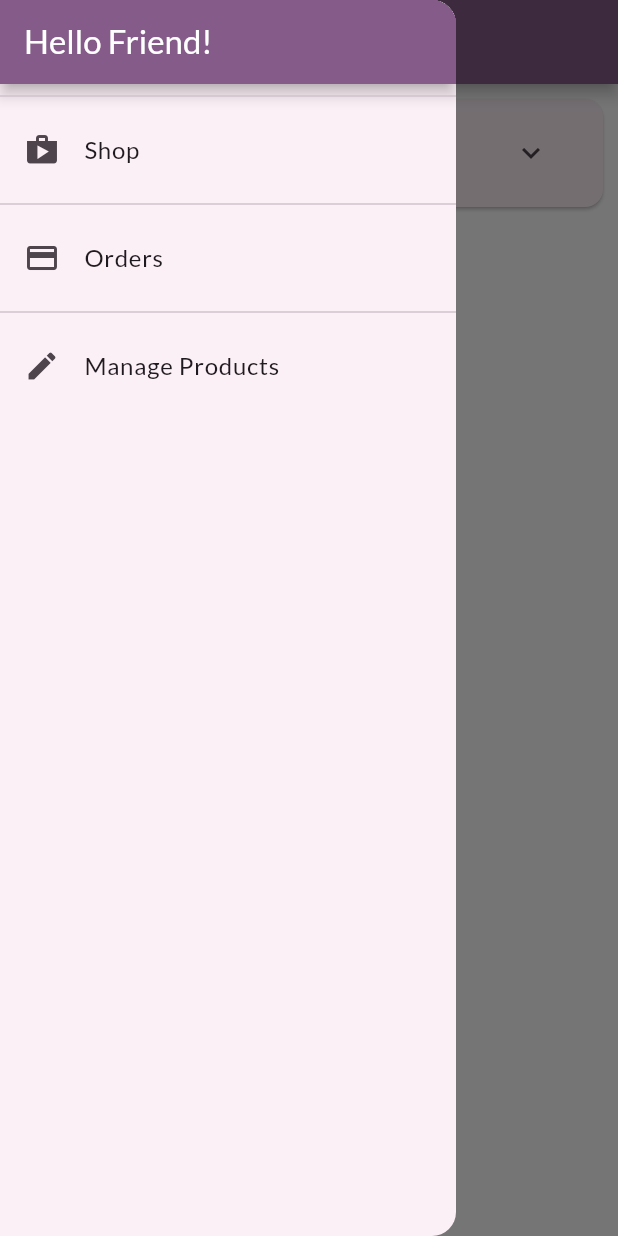
After one commit to AndrewNguyenITVN/MyShop, a Flutter app: the OrdersScreen screen opened by its route, with the side drawer open, on a phone screen of 412 x 824 dp. The commit adds this screen. Run offline on Flutter 3.47's test engine with Material 3 defaults, Android fonts, the phone set to English and light mode, and no system bars; our stand-ins replace go_router; network calls fail.

Commit message:
Add drawer and use go_router for navigation

```diff
--- a/lib/ui/order/orders_screen.dart
+++ b/lib/ui/order/orders_screen.dart
@@ -2,6 +2,7 @@ import 'package:flutter/material.dart';
 
 import 'order_item_card.dart';
 import 'order_manager.dart';
+import '../shared/app_drawer.dart';
 
 class OrdersScreen extends StatelessWidget {
   const OrdersScreen({super.key});
@@ -14,6 +15,7 @@ class OrdersScreen extends StatelessWidget {
       appBar: AppBar(
         title: const Text('Your Orders'),
       ),
+      drawer: const AppDrawer(),
       body: ListView.builder(
         itemCount: orderManager.orderCount,
         itemBuilder: (ctx, i) => OrderItemCard(order: orderManager.orders[i]),
--- a/lib/ui/products/product_grid_tile.dart
+++ b/lib/ui/products/product_grid_tile.dart
@@ -1,8 +1,7 @@
 import 'package:flutter/material.dart';
+import 'package:go_router/go_router.dart';
 
 import '../../models/product.dart';
-
-import 'product_detail_screen.dart';
 
 class ProductGridTile extends StatelessWidget {
   const ProductGridTile(
@@ -28,11 +27,7 @@ class ProductGridTile extends StatelessWidget {
         ),
         child: GestureDetector(
           onTap: () {
-            Navigator.of(context).push(
-              MaterialPageRoute(
-                builder: (ctx) => ProductDetailScreen(product),
-              ),
-            );
+            context.push('/products/${product.id}');
           },
           child: Image.network(
             product.imageUrl,
--- a/lib/ui/products/products_overview_screen.dart
+++ b/lib/ui/products/products_overview_screen.dart
@@ -1,6 +1,8 @@
 import 'package:flutter/material.dart';
 
 import 'products_grid.dart';
+import 'package:go_router/go_router.dart';
+import '../shared/app_drawer.dart';
 
 enum FillterOptions { favorites, all }
 
@@ -31,11 +33,12 @@ class _ProductsOverviewScreenState extends State<ProductsOverviewScreen> {
           ),
           ShoppingCartButton(
             onPressed: () {
-              print('Go to cart screen');
+              context.push('/cart');
             },
           ),
         ],
       ),
+      drawer: const AppDrawer(),
       body: ProductsGrid(
         _currentFilter == FillterOptions.favorites,
       ),
--- a/lib/ui/products/user_products_screen.dart
+++ b/lib/ui/products/user_products_screen.dart
@@ -2,6 +2,7 @@ import 'package:flutter/material.dart';
 
 import 'user_product_list_tile.dart';
 import 'products_manager.dart';
+import '../shared/app_drawer.dart';
 
 class UserProductsScreen extends StatelessWidget {
   const UserProductsScreen({super.key});
@@ -19,6 +20,7 @@ class UserProductsScreen extends StatelessWidget {
           ),
         ],
       ),
+      drawer: const AppDrawer(),
       body: const UserProductList(),
     );
   }
--- /dev/null
+++ b/lib/ui/screens.dart
@@ -0,0 +1,8 @@
+export 'products/products_overview_screen.dart';
+export 'products/product_detail_screen.dart';
+export 'products/user_products_screen.dart';
+export 'products/products_manager.dart';
+export 'order/orders_screen.dart';
+export 'order/order_manager.dart';
+export 'cart/cart_screen.dart';
+export 'cart/cart_manager.dart';
--- /dev/null
+++ b/lib/ui/shared/app_drawer.dart
@@ -0,0 +1,38 @@
+import 'package:flutter/material.dart';
+import 'package:go_router/go_router.dart';
+
+class AppDrawer extends StatelessWidget {
+  const AppDrawer({super.key});
+
+  @override
+  Widget build(BuildContext context) {
+    return Drawer(
+      child: Column(
+        children: <Widget>[
+          AppBar(
+            title: const Text('Hello Friend!'),
+            automaticallyImplyLeading: false,
+          ),
+          const Divider(),
+          ListTile(
+            leading: const Icon(Icons.shop),
+            title: const Text('Shop'),
+            onTap: () => context.go('/products'),
+          ),
+          const Divider(),
+          ListTile(
+            leading: const Icon(Icons.payment),
+            title: const Text('Orders'),
+            onTap: () => context.go('/orders'),
+          ),
+          const Divider(),
+          ListTile(
+            leading: const Icon(Icons.edit),
+            title: const Text('Manage Products'),
+            onTap: () => context.go('/my-products'),
+          ),
+        ],
+      ),
+    );
+  }
+}
--- a/pubspec.yaml
+++ b/pubspec.yaml
@@ -13,6 +13,7 @@ dependencies:
     sdk: flutter
   cupertino_icons: ^1.0.8
   intl: ^0.20.2
+  go_router: ^16.1.0
 
 dev_dependencies:
   flutter_test:
```
Also changed, not shown: lib/main.dart (+35 -17 lines), lib/ui/products/products_manager.dart (+8 -0 lines), pubspec.lock.
